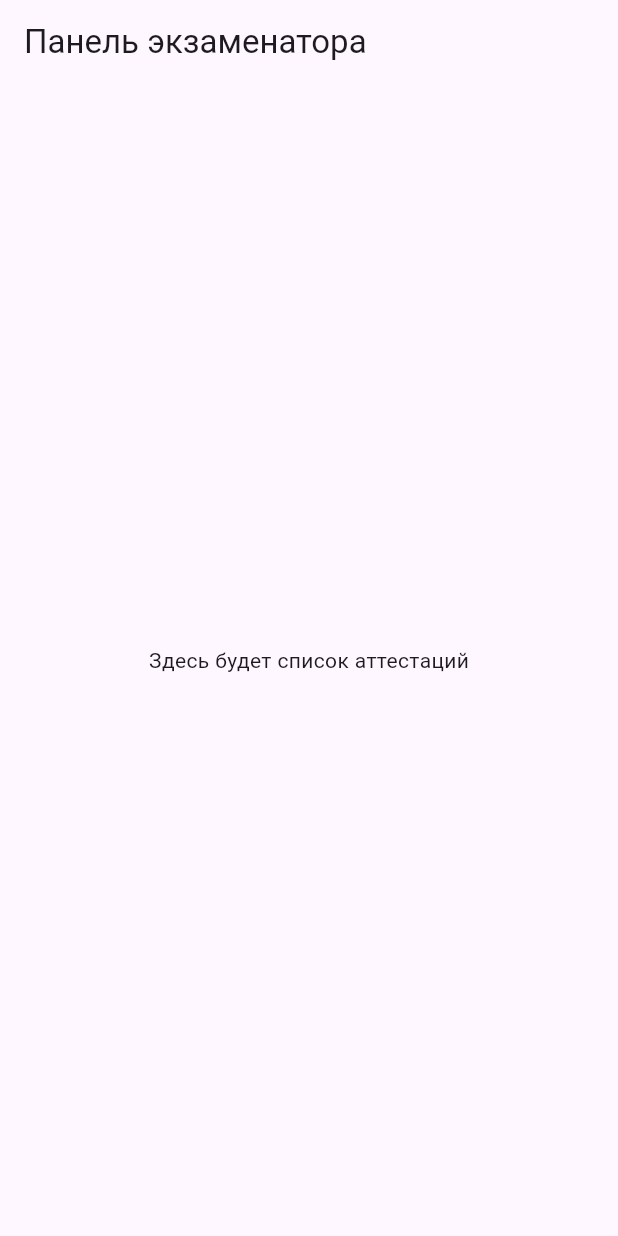
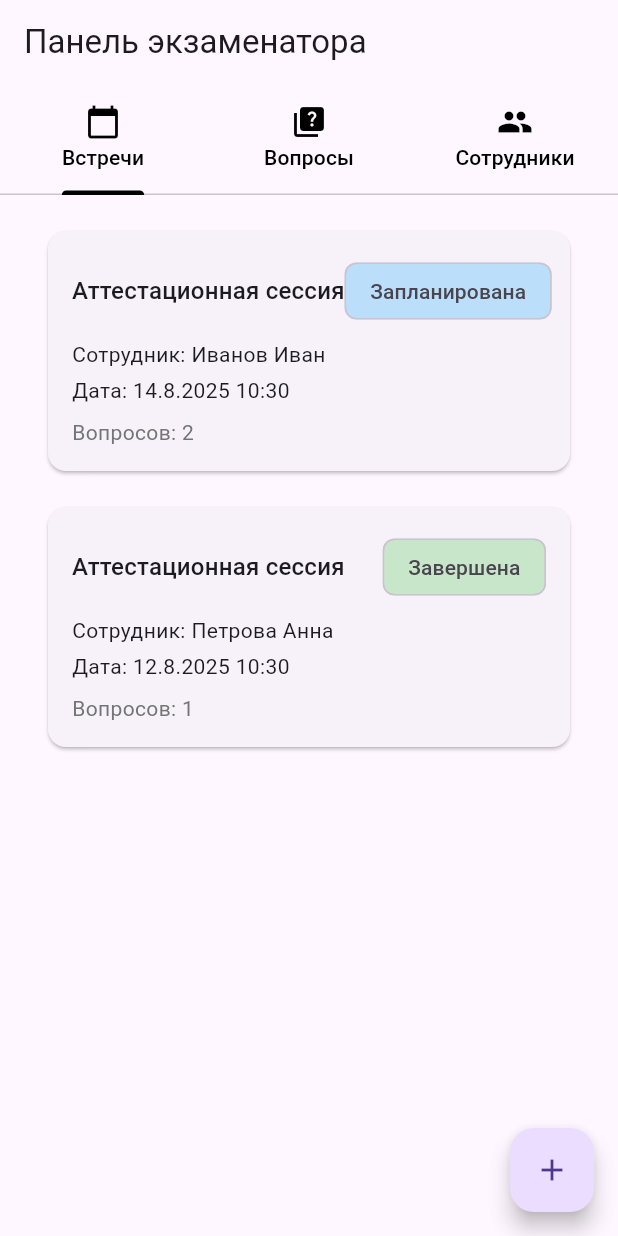
Before and after one commit to lexeylk/grade_up, a Flutter app: the screen it shows after launch, after a tap on "Я экзаменатор", on a phone screen of 412 x 824 dp. Run offline on Flutter 3.47's test engine with Material 3 defaults, Android fonts, the phone set to English and light mode, and no system bars.

Commit message:
Add examiner home screen and widgets for it

```diff
--- a/lib/data/models/exam_session_model.dart
+++ b/lib/data/models/exam_session_model.dart
@@ -19,7 +19,63 @@ class ExamSession {
     this.status = ExamStatus.scheduled,
   });
 
-  // Методы toJson/fromJson, copyWith...
+   bool get isUpcoming => status == ExamStatus.scheduled &&
+                        scheduledAt.isAfter(DateTime.now());
+
+  bool get isPast => scheduledAt.isBefore(DateTime.now());
+
+  // Улучшенный copyWith
+  ExamSession copyWith({
+    String? id,
+    String? examinerId,
+    String? examineeId,
+    DateTime? scheduledAt,
+    List<String>? questionIds,
+    ExamStatus? status,
+  }) {
+    return ExamSession(
+      id: id ?? this.id,
+      examinerId: examinerId ?? this.examinerId,
+      examineeId: examineeId ?? this.examineeId,
+      scheduledAt: scheduledAt ?? this.scheduledAt,
+      questionIds: questionIds ?? this.questionIds,
+      status: status ?? this.status,
+    );
+  }
+
+  // Для отображения в UI
+  String get statusLabel {
+    switch (status) {
+      case ExamStatus.scheduled:
+        return isUpcoming ? 'Запланирована' : 'Просрочена';
+      case ExamStatus.inProgress:
+        return 'В процессе';
+      case ExamStatus.completed:
+        return 'Завершена';
+      case ExamStatus.cancelled:
+        return 'Отменена';
+    }
+  }
+
+  // Пример мок-данных
+  static List<ExamSession> mockSessions = [
+    ExamSession(
+      id: '1',
+      examinerId: 'ex1',
+      examineeId: 'usr1',
+      scheduledAt: DateTime.now().add(Duration(days: 1)),
+      questionIds: ['q1', 'q2'],
+    ),
+    ExamSession(
+      id: '2',
+      examinerId: 'ex1',
+      examineeId: 'usr2',
+      scheduledAt: DateTime.now().subtract(Duration(days: 1)),
+      questionIds: ['q3'],
+      status: ExamStatus.completed,
+    ),
+  ];
+
 }
 
 enum ExamStatus {
--- /dev/null
+++ b/lib/features/home/examiner/examiner_home_screen.dart
@@ -0,0 +1,56 @@
+import 'package:flutter/material.dart';
+import 'tabs/meetings_tab.dart';
+import 'tabs/questions_tab.dart';
+import 'tabs/employees_tab.dart';
+
+class ExaminerHomeScreen extends StatefulWidget {
+  const ExaminerHomeScreen({super.key});
+
+  @override
+  State<ExaminerHomeScreen> createState() => _ExaminerHomeScreenState();
+}
+
+class _ExaminerHomeScreenState extends State<ExaminerHomeScreen>
+    with SingleTickerProviderStateMixin {
+  late TabController _tabController;
+
+  @override
+  void initState() {
+    super.initState();
+    _tabController = TabController(length: 3, vsync: this);
+  }
+
+  @override
+  void dispose() {
+    _tabController.dispose();
+    super.dispose();
+  }
+
+  @override
+  Widget build(BuildContext context) {
+    return Scaffold(
+      appBar: AppBar(
+        title: const Text('Панель экзаменатора'),
+        bottom: TabBar(
+          controller: _tabController,
+          indicatorColor: Colors.black,
+          labelColor: Colors.black,
+          unselectedLabelColor: Colors.black,
+          tabs: const [
+            Tab(text: 'Встречи', icon: Icon(Icons.calendar_today)),
+            Tab(text: 'Вопросы', icon: Icon(Icons.quiz)),
+            Tab(text: 'Сотрудники', icon: Icon(Icons.people)),
+          ],
+        ),
+      ),
+      body: TabBarView(
+        controller: _tabController,
+        children: const [
+          MeetingsTab(),
+          QuestionsTab(),
+          EmployeesTab(),
+        ],
+      ),
+    );
+  }
+}
--- /dev/null
+++ b/lib/features/home/examiner/tabs/employees_tab.dart
@@ -0,0 +1,14 @@
+import 'package:flutter/material.dart';
+
+class EmployeesTab extends StatelessWidget {
+  const EmployeesTab({super.key});
+
+  @override
+  Widget build(BuildContext context) {
+    return const Center(
+      child: Text('Список сотрудников для аттестации',
+        style: TextStyle(fontSize: 18),
+      ),
+    );
+  }
+}
--- /dev/null
+++ b/lib/features/home/examiner/tabs/meetings_tab.dart
@@ -0,0 +1,60 @@
+import 'package:flutter/material.dart';
+import 'package:grade_up/data/models/exam_session_model.dart';
+import 'package:grade_up/features/home/examiner/widgets/meeting_card.dart';
+
+class MeetingsTab extends StatefulWidget {
+  const MeetingsTab({super.key});
+
+  @override
+  State<MeetingsTab> createState() => _MeetingsTabState();
+}
+
+class _MeetingsTabState extends State<MeetingsTab> {
+  late List<ExamSession> _sessions;
+
+  @override
+  void initState() {
+    super.initState();
+    _sessions = ExamSession.mockSessions;
+  }
+
+  @override
+  Widget build(BuildContext context) {
+    return Scaffold(
+      body: ListView.separated(
+        padding: EdgeInsets.all(16),
+        itemCount: _sessions.length,
+        separatorBuilder: (_, __) => SizedBox(height: 8),
+        itemBuilder: (context, index) {
+          final session = _sessions[index];
+          return MeetingCard(
+            session: session,
+            getExamineeName: (id) => _getUserName(id), // Реализуйте получение имени
+            onTap: () => _openSessionDetails(context, session),
+          );
+        },
+      ),
+      floatingActionButton: FloatingActionButton(
+        onPressed: () => _createNewSession(context),
+        child: Icon(Icons.add),
+      ),
+    );
+  }
+
+  Future<String> _getUserName(String userId) async {
+    // Заглушка - реализуйте получение имени из репозитория
+    return {'usr1': 'Иванов Иван', 'usr2': 'Петрова Анна'}[userId] ?? 'Неизвестный';
+  }
+
+  void _openSessionDetails(BuildContext context, ExamSession session) {
+    Navigator.pushNamed(
+      context,
+      '/session_detail',
+      arguments: session.id,
+    );
+  }
+
+  void _createNewSession(BuildContext context) {
+    // Позже реализуем
+  }
+}
--- /dev/null
+++ b/lib/features/home/examiner/tabs/questions_tab.dart
@@ -0,0 +1,14 @@
+import 'package:flutter/material.dart';
+
+class QuestionsTab extends StatelessWidget {
+  const QuestionsTab({super.key});
+
+  @override
+  Widget build(BuildContext context) {
+    return const Center(
+      child: Text('База вопросов для аттестаций',
+        style: TextStyle(fontSize: 18),
+      ),
+    );
+  }
+}
--- /dev/null
+++ b/lib/features/home/examiner/widgets/meeting_card.dart
@@ -0,0 +1,81 @@
+import 'package:flutter/material.dart';
+import 'package:grade_up/data/models/exam_session_model.dart';
+
+class MeetingCard extends StatelessWidget {
+  final ExamSession session;
+  final Future<String> Function(String) getExamineeName;
+  final VoidCallback onTap;
+
+  const MeetingCard({
+    super.key,
+    required this.session,
+    required this.getExamineeName,
+    required this.onTap,
+  });
+
+  @override
+  Widget build(BuildContext context) {
+    return FutureBuilder<String>(
+      future: getExamineeName(session.examineeId),
+      builder: (context, snapshot) {
+        final examineeName = snapshot.data ?? 'Загрузка...';
+
+        return Card(
+          margin: EdgeInsets.symmetric(horizontal: 16, vertical: 8),
+          child: InkWell(
+            onTap: onTap,
+            child: Padding(
+              padding: EdgeInsets.all(16),
+              child: Column(
+                crossAxisAlignment: CrossAxisAlignment.start,
+                children: [
+                  Row(
+                    mainAxisAlignment: MainAxisAlignment.spaceBetween,
+                    children: [
+                      Text(
+                        'Аттестационная сессия',
+                        style: Theme.of(context).textTheme.titleMedium,
+                      ),
+                      Chip(
+                        label: Text(session.statusLabel),
+                        backgroundColor: _getStatusColor(session.status),
+                      ),
+                    ],
+                  ),
+                  SizedBox(height: 8),
+                  Text(
+                    'Сотрудник: $examineeName',
+                    style: Theme.of(context).textTheme.bodyMedium,
+                  ),
+                  SizedBox(height: 4),
+                  Text(
+                    'Дата: ${session.scheduledAt.day}.${session.scheduledAt.month}.${session.scheduledAt.year} '
+                    '${session.scheduledAt.hour}:${session.scheduledAt.minute.toString().padLeft(2, '0')}',
+                  ),
+                  SizedBox(height: 8),
+                  Text(
+                    'Вопросов: ${session.questionIds.length}',
+                    style: TextStyle(color: Colors.grey[600]),
+                  ),
+                ],
+              ),
+            ),
+          ),
+        );
+      },
+    );
+  }
+
+  Color _getStatusColor(ExamStatus status) {
+    switch (status) {
+      case ExamStatus.scheduled:
+        return Colors.blue[100]!;
+      case ExamStatus.inProgress:
+        return Colors.orange[100]!;
+      case ExamStatus.completed:
+        return Colors.green[100]!;
+      case ExamStatus.cancelled:
+        return Colors.red[100]!;
+    }
+  }
+}
--- a/lib/features/home/examiner_home_screen.dart
+++ /dev/null
@@ -1,13 +0,0 @@
-import 'package:flutter/material.dart';
-
-class ExaminerHomeScreen extends StatelessWidget {
-  const ExaminerHomeScreen({super.key});
-
-  @override
-  Widget build(BuildContext context) {
-    return Scaffold(
-      appBar: AppBar(title: const Text('Панель экзаменатора')),
-      body: const Center(child: Text('Здесь будет список аттестаций')),
-    );
-  }
-}
--- a/lib/features/home/home_screen.dart
+++ b/lib/features/home/home_screen.dart
@@ -1,6 +1,6 @@
 import 'package:flutter/material.dart';
 import 'package:grade_up/features/home/examinee_home_screen.dart';
-import 'package:grade_up/features/home/examiner_home_screen.dart';
+import 'package:grade_up/features/home/examiner/examiner_home_screen.dart';
 
 class HomeScreen extends StatelessWidget {
   const HomeScreen({super.key});
```
